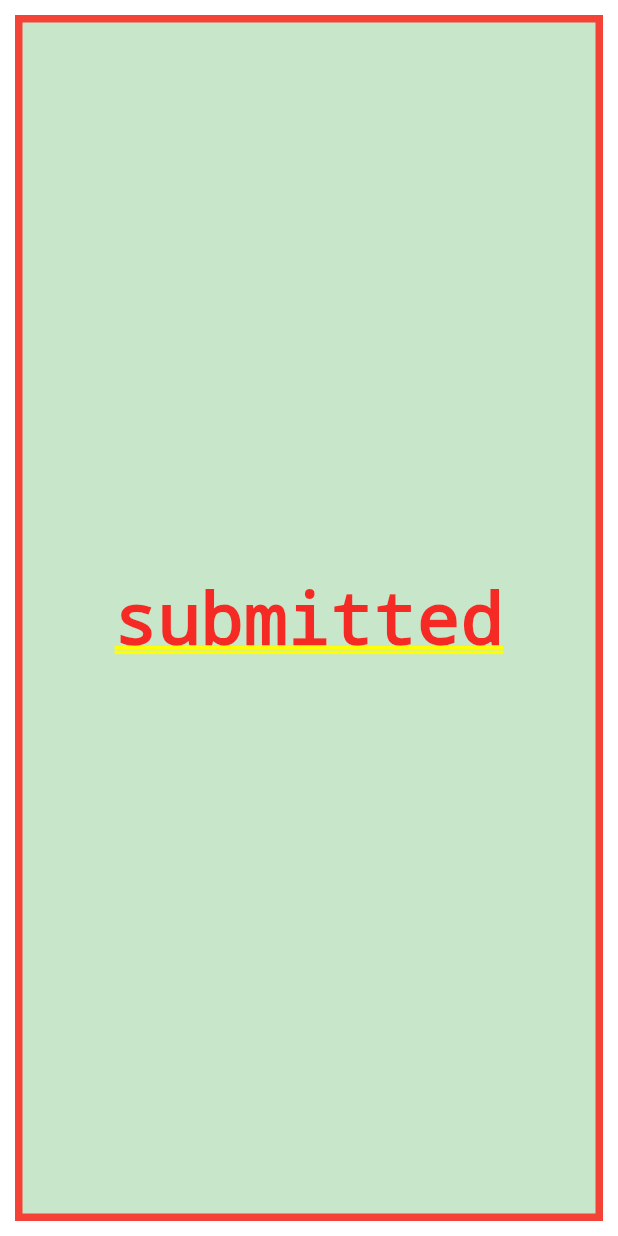
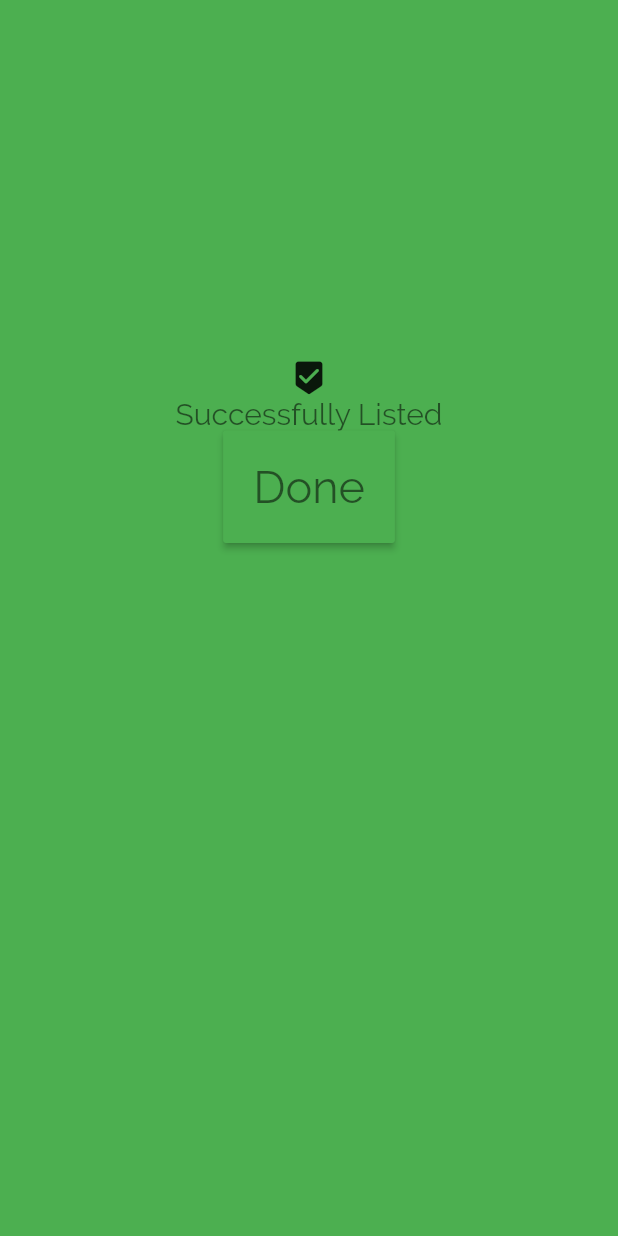
Before and after one commit to xetree11/grow_eat_food, a Flutter app: the successScreen_ screen opened by its route, on a phone screen of 412 x 824 dp. Run offline on Flutter 3.47's test engine with Material 2 defaults, Android fonts, the phone set to English and light mode, and no system bars; our stand-ins replace flutter_svg, image_picker; project files that could hold a hidden picture were left out.

Commit message:
submit button fixed
done

```diff
--- a/lib/screens/listingProduct/AddBalconyToFork.dart
+++ b/lib/screens/listingProduct/AddBalconyToFork.dart
@@ -1,6 +1,7 @@
 import 'dart:io';
 
 import 'package:flutter/material.dart';
+import 'package:groweatfood/screens/listingProduct/success.dart';
 import 'package:image_picker/image_picker.dart';
 
 class AddBalconyToFork extends StatefulWidget {
@@ -104,7 +105,10 @@ class _AddBalconyToForkState extends State<AddBalconyToFork> {
                         ),
                         textColor: Colors.white,
                         color: Theme.of(context).primaryColor,
-                        onPressed: () {},
+                        onPressed: () {
+                          Navigator.of(context)
+                              .pushNamed(successScreen_.routeName);
+                        },
                       ),
                     ],
                   ),
--- a/lib/screens/listingProduct/AddCommunity.dart
+++ b/lib/screens/listingProduct/AddCommunity.dart
@@ -1,6 +1,7 @@
 import 'dart:io';
 
 import 'package:flutter/material.dart';
+import 'package:groweatfood/screens/listingProduct/success.dart';
 import 'package:image_picker/image_picker.dart';
 
 class AddCommunity extends StatefulWidget {
@@ -100,7 +101,10 @@ class _AddCommunityState extends State<AddCommunity> {
                         ),
                         textColor: Colors.white,
                         color: Theme.of(context).primaryColor,
-                        onPressed: () {},
+                        onPressed: () {
+                          Navigator.of(context)
+                              .pushNamed(successScreen_.routeName);
+                        },
                       ),
                     ],
                   ),
--- a/lib/screens/listingProduct/success.dart
+++ b/lib/screens/listingProduct/success.dart
@@ -1,4 +1,5 @@
 import 'package:flutter/material.dart';
+import 'package:groweatfood/screens/homepage.dart';
 
 class successScreen_ extends StatefulWidget {
   static const routeName = "success-screen";
@@ -9,17 +10,44 @@ class successScreen_ extends StatefulWidget {
 class _successScreen_State extends State<successScreen_> {
   @override
   Widget build(BuildContext context) {
-    return Container(
-      width: 200,
-      height: 200,
-      margin: EdgeInsets.all(10),
-      padding: EdgeInsets.all(5),
-      child: Center(child: Text('submitted')),
-      decoration: BoxDecoration(
-        color: Colors.green[100],
-        border: Border.all(
-          color: Colors.red,
-          width: 5,
+    return Scaffold(
+      // appBar: AppBar(
+      //   title: Text('Success'),
+      // ),
+      body: Center(
+        child: Container(
+          height: MediaQuery.of(context).size.height,
+          width: MediaQuery.of(context).size.width,
+          decoration: BoxDecoration(
+            color: Colors.green[500],
+          ),
+          child: Column(
+            crossAxisAlignment: CrossAxisAlignment.center,
+            children: <Widget>[
+              Padding(
+                padding: const EdgeInsets.all(120),
+              ),
+              Icon(Icons.beenhere_rounded),
+              Text(
+                'Successfully Listed',
+                style: TextStyle(color: Colors.black54, fontSize: 20),
+              ),
+              RaisedButton(
+                padding: EdgeInsets.all(20),
+                child: Text(
+                  'Done',
+                  style: TextStyle(
+                    fontSize: 30,
+                  ),
+                ),
+                textColor: Colors.black54,
+                color: Theme.of(context).primaryColor,
+                onPressed: () {
+                  Navigator.of(context).pushNamed(MyHomePage.routeName);
+                },
+              ),
+            ],
+          ),
         ),
       ),
     );
```
Also changed, not shown: lib/screens/maps/map.dart (added).
